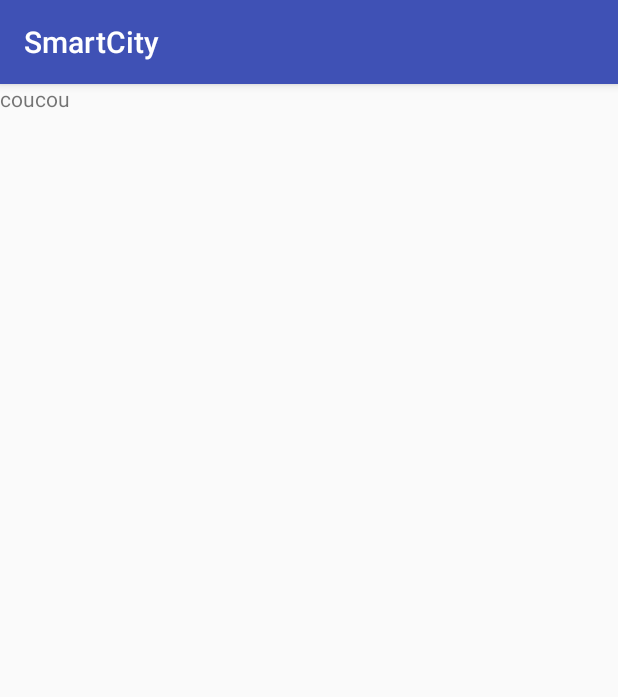
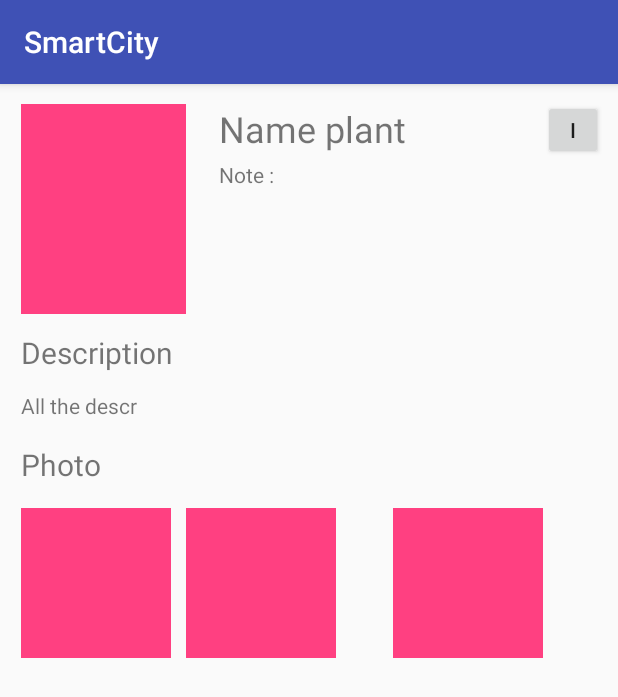
Before and after one commit to FkLinks/SmartCity_2017-2018, an Android app: the PlantInformationActivity screen opened directly, with no data from a screen before it, on a phone screen of 412 x 824 dp. Shown: the top 697 px of the screen. Run offline under Robolectric (Android 15) with nearby library versions, the phone set to English and light mode, and no system bars; network calls fail.

```diff
--- a/SmartCity/app/src/main/java/com/henallux/smartcity/DAO/GardenDAO.java
+++ b/SmartCity/app/src/main/java/com/henallux/smartcity/DAO/GardenDAO.java
@@ -34,7 +34,7 @@ public class GardenDAO {
         JSONArray jsonArray = new JSONArray(strinJSON);
         for(int i = 0; i<jsonArray.length();i++){
             JSONObject jsonGarden = jsonArray.getJSONObject(i);
-            garden = new Garden(jsonGarden.getString("name"),jsonGarden.getDouble("surfaceArea"),jsonGarden.getString("street"),jsonGarden.getInt("numStreet"),jsonGarden.getString("description"),jsonGarden.getDouble("note"),jsonGarden.getString("geographicalCoordinates"));
+            garden = new Garden(jsonGarden.getString("name"),jsonGarden.getDouble("superficie"),jsonGarden.getString("street"),jsonGarden.getInt("numStreet"),jsonGarden.getString("description"),jsonGarden.getDouble("note"),"2654,5165"/*,jsonGarden.getString("geographicalCoordinates")*/);
             gardens.add(garden);
         }
         return gardens;
--- a/SmartCity/app/src/main/res/layout/activity_plant_information.xml
+++ b/SmartCity/app/src/main/res/layout/activity_plant_information.xml
@@ -6,9 +6,97 @@
     android:layout_height="match_parent"
     tools:context="com.henallux.smartcity.PlantInformationActivity">
 
+    <ImageView
+        android:id="@+id/imageView"
+        android:layout_width="110dp"
+        android:layout_height="140dp"
+        android:layout_alignParentStart="true"
+        android:layout_alignParentTop="true"
+        android:layout_marginStart="14dp"
+        android:layout_marginTop="13dp"
+        app:srcCompat="@color/colorAccent" />
+
     <TextView
-        android:layout_width="match_parent"
-        android:layout_height="match_parent"
-        android:text="coucou"/>
+        android:id="@+id/editText"
+        android:layout_width="wrap_content"
+        android:layout_height="37dp"
+        android:layout_alignTop="@+id/imageView"
+        android:layout_marginStart="22dp"
+        android:layout_toEndOf="@+id/imageView"
+        android:ems="10"
+        android:inputType="textPersonName"
+        android:text="Name plant"
+        android:textSize="24dp"/>
+
+    <TextView
+        android:id="@+id/textView"
+        android:layout_width="wrap_content"
+        android:layout_height="wrap_content"
+        android:text="Note :"
+        android:layout_below="@+id/editText"
+        android:layout_alignStart="@+id/editText" />
+
+    <Button
+        android:id="@+id/button2"
+        android:layout_width="40dp"
+        android:layout_height="40dp"
+        android:text="I"
+        android:layout_alignBottom="@+id/editText"
+        android:layout_alignParentEnd="true"
+        android:layout_marginEnd="10dp" />
+
+    <TextView
+        android:id="@+id/textView4"
+        android:layout_width="wrap_content"
+        android:layout_height="wrap_content"
+        android:layout_marginTop="12dp"
+        android:text="Description"
+        android:textSize="20dp"
+        android:layout_below="@+id/imageView"
+        android:layout_alignStart="@+id/imageView" />
+
+    <TextView
+        android:id="@+id/textView5"
+        android:layout_width="wrap_content"
+        android:layout_height="wrap_content"
+        android:layout_marginTop="12dp"
+        android:text="All the descr"
+        android:layout_below="@+id/textView4"
+        android:layout_alignStart="@+id/textView4" />
+
+    <TextView
+        android:id="@+id/textView7"
+        android:layout_width="wrap_content"
+        android:layout_height="wrap_content"
+        android:layout_alignStart="@+id/textView5"
+        android:layout_below="@+id/textView5"
+        android:layout_marginTop="16dp"
+        android:text="Photo"
+        android:textSize="20dp" />
+
+    <ImageView
+        android:id="@+id/imageView2"
+        android:layout_width="100dp"
+        android:layout_height="100dp"
+        app:srcCompat="@color/colorAccent"
+        android:layout_alignTop="@+id/imageView4"
+        android:layout_toEndOf="@+id/imageView" />
+
+    <ImageView
+        android:id="@+id/imageView4"
+        android:layout_width="100dp"
+        android:layout_height="100dp"
+        android:layout_alignStart="@+id/textView7"
+        android:layout_below="@+id/textView7"
+        android:layout_marginTop="15dp"
+        app:srcCompat="@color/colorAccent" />
+
+    <ImageView
+        android:id="@+id/imageView3"
+        android:layout_width="100dp"
+        android:layout_height="100dp"
+        app:srcCompat="@color/colorAccent"
+        android:layout_alignTop="@+id/imageView2"
+        android:layout_toStartOf="@+id/button2" />
 
 </RelativeLayout>
```
Also changed, not shown: SmartCity/app/src/main/java/com/henallux/smartcity/Custom_Gardens_Adapter.java (+7 -4 lines), SmartCity/app/src/main/java/com/henallux/smartcity/GardensActivity.java (+4 -4 lines), SmartCity/app/src/main/java/com/henallux/smartcity/GardensInformationActivity.java (+24 -0 lines), SmartCity/app/src/main/res/layout/activity_gardens_information.xml (+59 -36 lines).
